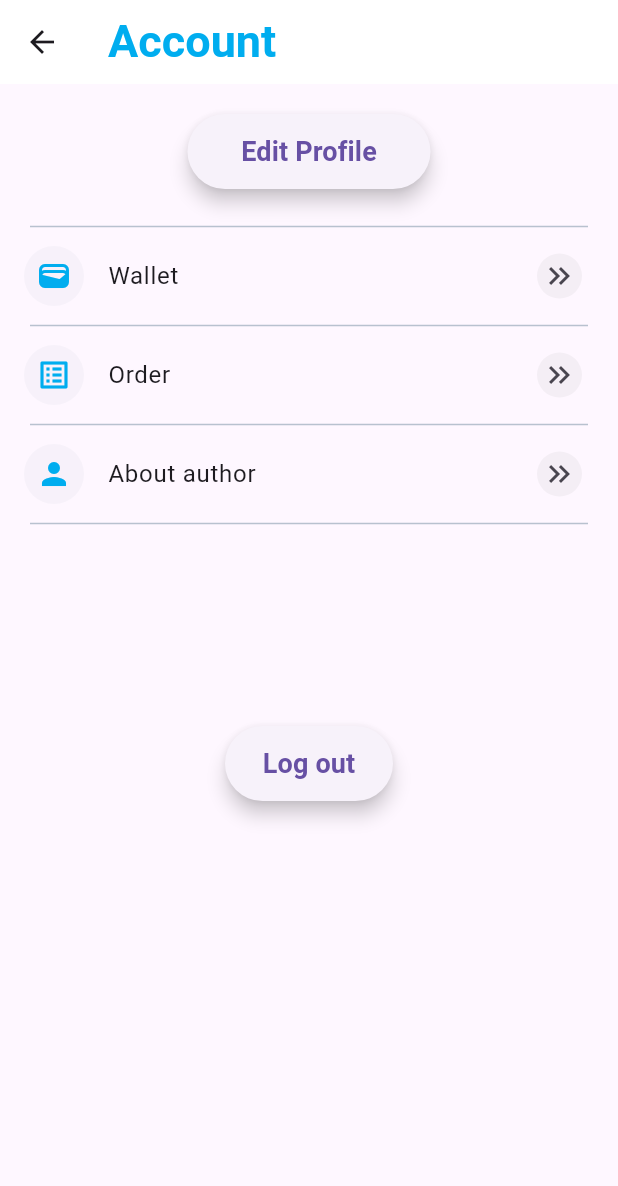
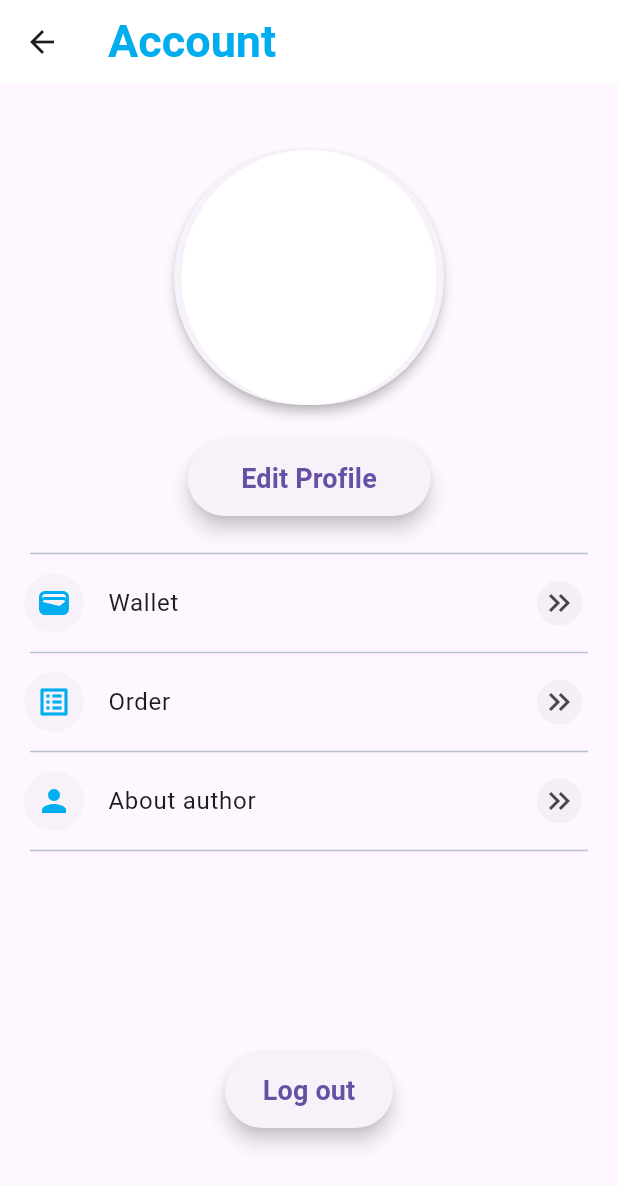
Before and after one commit to webby813/fypuser, a Flutter app: the Profile screen opened directly, on a phone screen of 412 x 824 dp. Shown: the top 1186 px of the screen. Run offline on Flutter 3.47's test engine with Material 3 defaults, Android fonts, the phone set to English and light mode, and no system bars; our stand-ins replace carousel_slider, firebase_core, firebase_database, firebase_storage, image_picker, shared_preferences; accounts and stored records are empty.

Commit message:
- Avatar Widget bug fixed

```diff
--- a/lib/Components/avatar_widget.dart
+++ b/lib/Components/avatar_widget.dart
@@ -2,34 +2,36 @@ import 'package:flutter/material.dart';
 import 'package:fypuser/Firebase/update_data.dart';
 
 class AvatarWidget extends StatelessWidget {
-  AvatarWidget({super.key, required this.userimage});
-
-  final String userimage;
+  const AvatarWidget({Key? key}) : super(key: key);
 
   @override
   Widget build(BuildContext context) {
     return Column(
       children: [
-        Padding(padding: EdgeInsets.all(20)),
+        const Padding(padding: EdgeInsets.all(20)),
         Card(
           elevation: 3,
           shape: RoundedRectangleBorder(
             borderRadius: BorderRadius.circular(100),
           ),
-            child: ClipRRect(
-              borderRadius: BorderRadius.circular(100),
-              child: Image.asset(
-                userimage,
-                width: 180,
-                height: 170,
-                fit: BoxFit.cover,
+          child: ClipRRect(
+            borderRadius: BorderRadius.circular(100),
+            child: Container( // Display an empty circle
+              width: 180,
+              height: 170,
+              decoration: const BoxDecoration(
+                shape: BoxShape.circle,
+                color: Colors.white, // You can change the color to your preference
               ),
+            ),
+          ),
         ),
-        )
       ],
     );
   }
 }
+
+
 
 class AvatarWidgetEdit extends StatelessWidget {
   AvatarWidgetEdit({super.key, required this.userimage,
--- a/lib/Pages/profile.dart
+++ b/lib/Pages/profile.dart
@@ -87,7 +87,8 @@ class _ProfileState extends State<Profile> {
     });
   }
   @override
-  Widget build(context) {
+
+  Widget build(BuildContext context) {
     return Scaffold(
       appBar: AppBar(
         backgroundColor: CustomColors.defaultWhite,
@@ -96,18 +97,24 @@ class _ProfileState extends State<Profile> {
       ),
       body: ListView(
         children: [
-          if (imageUrl != null && imageUrl!.isNotEmpty) // Conditionally render AvatarWidgetEdit
+          if (imageUrl != null && imageUrl!.isNotEmpty)
             Center(
               child: AvatarWidgetEdit(
                 userimage: '$imageUrl',
                 username: usernameInfo,
               ),
+            )
+          else // Conditionally render AvatarWidget
+            const Center(
+              child: AvatarWidget(
+              ),
             ),
+
           Container(
             padding: const EdgeInsets.symmetric(horizontal: 125, vertical: 20),
             child: ButtonWidget.buttonWidget('Edit Profile', () {
               Listen().listenData();
-              Navigator.push(context, MaterialPageRoute(builder: (_) => const UserProfile()));
+              Navigator.push(context, MaterialPageRoute(builder: (_) => const ProfileModify()));
             }),
           ),
           const DivideWidget(), ///Divide Line
```
Also changed, not shown: lib/Pages/Profile_pages/profileModify.dart (+15 -9 lines).
